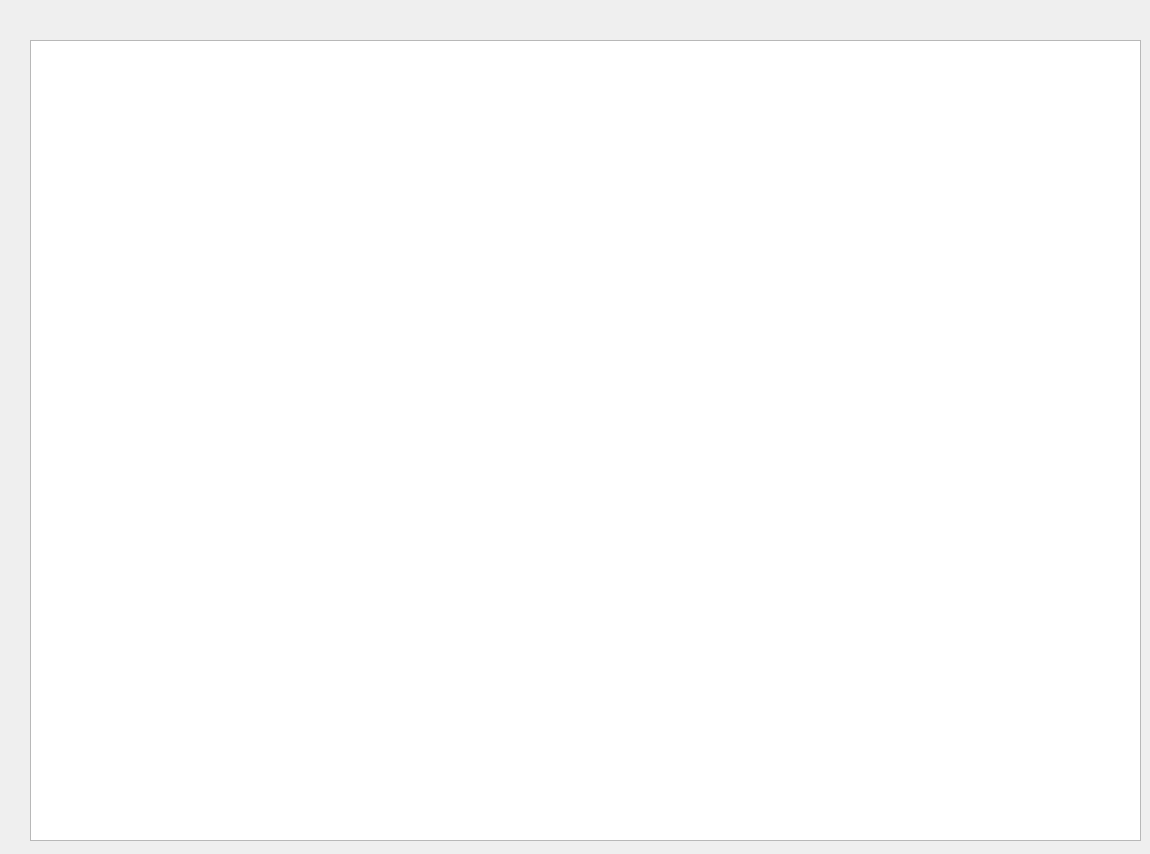
The window that ui/generic.ui (nikokvirtia1984/Melodia_1.0) describes before a commit, drawn with Qt 5.
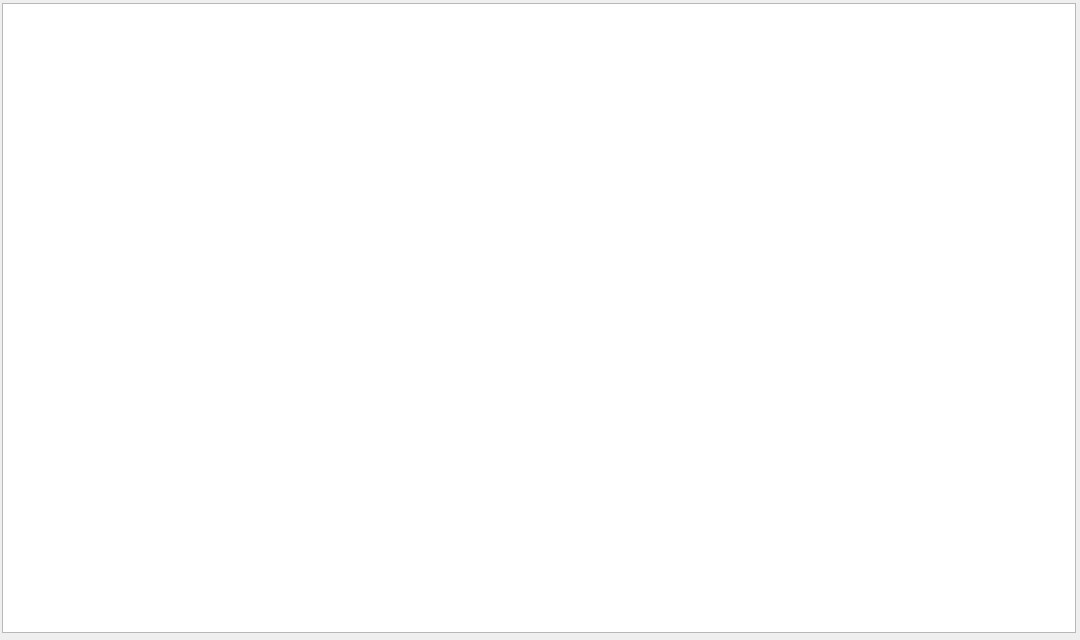
The same window after the commit.

Commit message: fixed generic window

The edit to the form file:
```diff
--- a/ui/generic.ui
+++ b/ui/generic.ui
@@ -6,8 +6,8 @@
    <rect>
     <x>0</x>
     <y>0</y>
-    <width>1150</width>
-    <height>854</height>
+    <width>1080</width>
+    <height>640</height>
    </rect>
   </property>
   <property name="windowTitle">
@@ -16,10 +16,10 @@
   <widget class="QTableView" name="generic_list">
    <property name="geometry">
     <rect>
-     <x>30</x>
-     <y>40</y>
-     <width>1111</width>
-     <height>801</height>
+     <x>2</x>
+     <y>3</y>
+     <width>1074</width>
+     <height>630</height>
     </rect>
    </property>
   </widget>
```
The commit also changes 9 other files.
